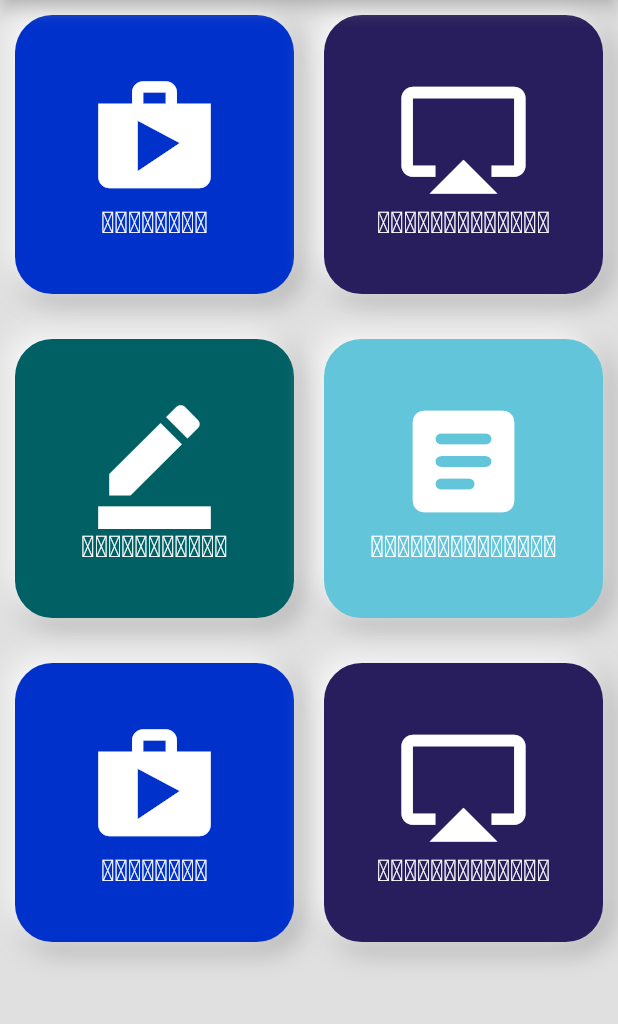
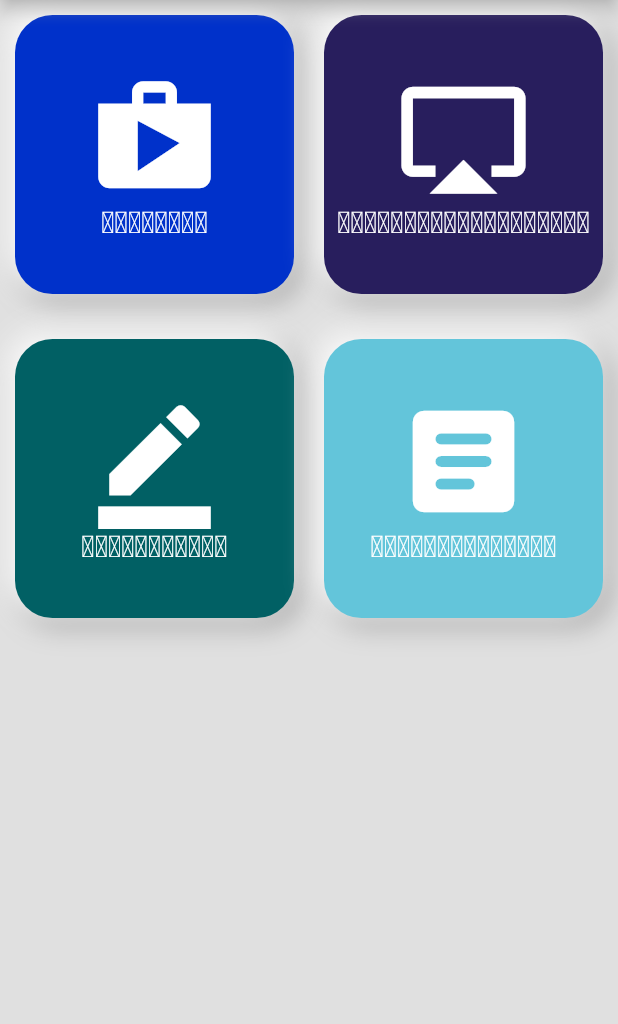
Before and after one commit to finalcccc/addmanee, a Flutter app: the screen it shows after launch, after a tap on "SIGN IN", on a phone screen of 412 x 824 dp, the part 84-1108 px from its top. Run offline on Flutter 3.47's test engine with Material 2 defaults, Android fonts, the light colour scheme and no system bars; our stand-ins replace firebase_core, google_fonts; accounts and stored records are empty.

Commit message:
last commit

```diff
--- a/lib/celement/elements.dart
+++ b/lib/celement/elements.dart
@@ -12,21 +12,21 @@ class element {
   //tiltal
   static String titall = "ຮ້ານເເອັດມານີ";
   static String p1 = "ຮັບອໍເດິ";
-  static String p2 = "ຂໍ້ມູນສ່ວນຕົວ";
+  static String p2 = "ລົງທະບຽນຂອລພະນັກງານ";
   static String p3 = "ຈັດການອໍເດິ";
   static String p4 = "ອໍເດິທີສຳເລັດ";
 
   // option
   static butn(BuildContext context, String rout, var icons, Color colors, txt) {
     return Padding(
-      padding: const EdgeInsets.only(top: 10, left: 10, right: 10 ,bottom: 10),
+      padding: const EdgeInsets.only(top: 10, left: 10, right: 10, bottom: 10),
       child: InkWell(
         borderRadius: BorderRadius.circular(10),
         splashColor: colors, // Splash color
         onTap: () {
           Navigator.pushNamed(context, rout);
         },
-        child: Container (
+        child: Container(
           decoration: BoxDecoration(
               color: colors,
               borderRadius: BorderRadius.circular(25),
@@ -37,9 +37,9 @@ class element {
                   blurRadius: 15,
                   spreadRadius: 1,
                 ),
-                BoxShadow (
+                const BoxShadow(
                   color: Colors.white,
-                  offset:Offset(-4.0, -4.0),
+                  offset: Offset(-4.0, -4.0),
                   blurRadius: 15,
                   spreadRadius: 1,
                 )
@@ -54,7 +54,7 @@ class element {
                   color: Colors.white,
                 ),
                 Text(txt,
-                    style: TextStyle(
+                    style: const TextStyle(
                         fontSize: 20,
                         color: Colors.white,
                         fontWeight: FontWeight.bold)),
--- a/lib/celement/router.dart
+++ b/lib/celement/router.dart
@@ -1,7 +1,7 @@
-class rout{
+class rout {
   static String prodc = '/viewproduct';
- static String profl = '/profile';
- static String win_order = '/win_order';
- static String m_orders = '/m_order';
- static String charts = '/chart';
+  static String register = '/Register';
+  static String win_order = '/win_order';
+  static String m_orders = '/m_order';
+  static String charts = '/chart';
 }
--- a/lib/main.dart
+++ b/lib/main.dart
@@ -2,11 +2,11 @@ import 'package:flutter/material.dart';
 import 'package:untitled1/mainpage/cart.dart';
 import 'package:untitled1/mainpage/m_order.dart';
 import 'package:untitled1/mainpage/peoduct.dart';
-import 'package:untitled1/model/menou.dart';
-import 'package:untitled1/mainpage/profile.dart';
 import 'package:untitled1/mainpage/win_orders.dart';
 import 'package:untitled1/celement/router.dart';
 import 'package:untitled1/model/screen.dart';
+
+import 'login_and_singup/register.dart';
 
 void main() {
   runApp(const MyApp());
@@ -21,13 +21,13 @@ class MyApp extends StatelessWidget {
       debugShowCheckedModeBanner: false,
       title: 'Flutter Demo',
       theme: ThemeData(),
-      home: splatscreen(),
+      home: const splatscreen(),
       routes: <String, WidgetBuilder>{
-        rout.prodc: (BuildContext context) => new veiwproduct(),
-        rout.profl: (BuildContext context) => new profile(),
-        rout.win_order: (BuildContext context) => new win_dorders(),
-        rout.m_orders: (BuildContext context) => new m_order(),
-        rout.charts: (BuildContext context) => new cart(),
+        rout.prodc: (BuildContext context) => const veiwproduct(),
+        rout.register: (BuildContext context) => const Register(),
+        rout.win_order: (BuildContext context) => const win_dorders(),
+        rout.m_orders: (BuildContext context) => const m_order(),
+        rout.charts: (BuildContext context) => const cart(),
       },
     );
   }
--- a/lib/model/menou.dart
+++ b/lib/model/menou.dart
@@ -1,4 +1,3 @@
-
 import 'package:flutter/cupertino.dart';
 import 'package:flutter/material.dart';
 import 'package:untitled1/celement/elements.dart';
@@ -12,8 +11,6 @@ class menou extends StatefulWidget {
 }
 
 class _menouState extends State<menou> {
-
-
   @override
   Widget build(BuildContext context) {
     return Scaffold(
@@ -34,22 +31,17 @@ class _menouState extends State<menou> {
       body: Container(
         color: Colors.grey[300],
         child: GridView(
-          gridDelegate: SliverGridDelegateWithFixedCrossAxisCount(
+          gridDelegate: const SliverGridDelegateWithFixedCrossAxisCount(
               crossAxisCount: 2, mainAxisSpacing: 10),
           children: [
             element.butn(
                 context, rout.prodc, Icons.shop, element.main, element.p1),
-            element.butn(
-                context, rout.profl, Icons.airplay, element.Indigo, element.p2),
-            element.butn(
-                context, rout.m_orders, Icons.border_color, element.ocean, element.p3),
-            element.butn(
-                context, rout.win_order, Icons.article_rounded, element.sky, element.p4),
-            element.butn(
-                context, rout.prodc, Icons.shop, element.main, element.p1),
-            element.butn(
-                context, rout.profl, Icons.airplay, element.Indigo, element.p2),
-
+            element.butn(context, rout.register, Icons.airplay, element.Indigo,
+                element.p2),
+            element.butn(context, rout.m_orders, Icons.border_color,
+                element.ocean, element.p3),
+            element.butn(context, rout.win_order, Icons.article_rounded,
+                element.sky, element.p4),
           ],
         ),
       ),
@@ -71,12 +63,10 @@ class _menouState extends State<menou> {
               style: TextStyle(fontSize: 26, color: Colors.white),
             ),
           ),
-
           buildListTile(element.p1, rout.prodc),
-          buildListTile(element.p2, rout.profl),
+          buildListTile(element.p2, rout.register),
           buildListTile(element.p3, rout.m_orders),
           buildListTile(element.p4, rout.win_order),
-
         ],
       ),
     );
```
Also changed, not shown: lib/login_and_singup/register.dart (added, +156 -0 lines), lib/mainpage/profile.dart (deleted, +0 -22 lines), lib/model/amnong.dart (deleted).
